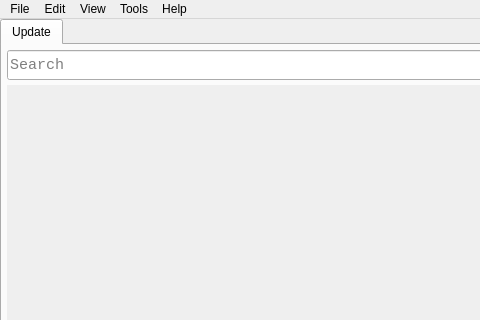
The window that src/MainWindow/MainWindow.ui (NikolaRoev/Tracker) describes before a commit, drawn with Qt 5; both pictures show x 0 to 480 and y 0 to 320 of the 1280 by 720 pixel window.
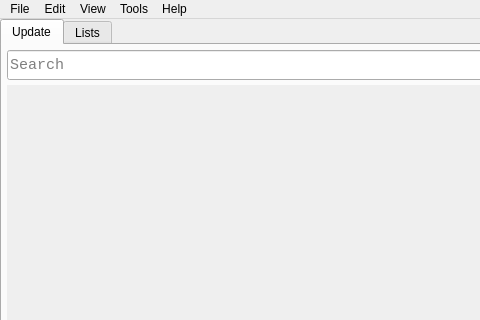
The same window after the commit.

What changed in the file:
```diff
--- a/src/MainWindow/MainWindow.ui
+++ b/src/MainWindow/MainWindow.ui
@@ -160,6 +160,11 @@
         </item>
        </layout>
       </widget>
+      <widget class="QWidget" name="listsTab">
+       <attribute name="title">
+        <string>Lists</string>
+       </attribute>
+      </widget>
      </widget>
     </item>
    </layout>
```
Left out of the diff: 24 changed lines with no effect on the pictures. Lines whose indentation alone changed are shown as unchanged.
